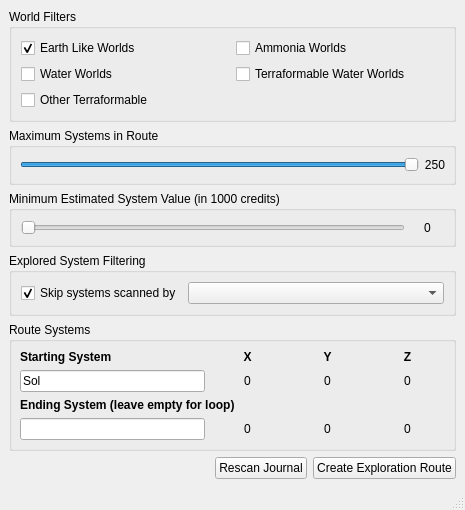
Above: src/Routers/Exploration/ValueRouter.ui from neotron/EDPathFinder before the change. Below: the same form after it.
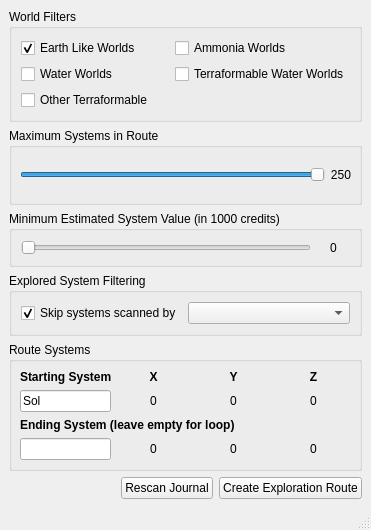
That is the form after the change. Custom widgets are drawn as their Qt base class.

The edit to the form file:
```diff
--- a/src/Routers/Exploration/ValueRouter.ui
+++ b/src/Routers/Exploration/ValueRouter.ui
@@ -6,17 +6,41 @@
    <rect>
     <x>0</x>
     <y>0</y>
-    <width>465</width>
-    <height>510</height>
+    <width>371</width>
+    <height>530</height>
    </rect>
   </property>
+  <property name="sizePolicy">
+   <sizepolicy hsizetype="Preferred" vsizetype="Preferred">
+    <horstretch>0</horstretch>
+    <verstretch>0</verstretch>
+   </sizepolicy>
+  </property>
+  <property name="minimumSize">
+   <size>
+    <width>371</width>
+    <height>530</height>
+   </size>
+  </property>
   <property name="windowTitle">
    <string>Exploration Router</string>
   </property>
   <widget class="QWidget" name="centralWidget">
+   <property name="sizePolicy">
+    <sizepolicy hsizetype="MinimumExpanding" vsizetype="MinimumExpanding">
+     <horstretch>0</horstretch>
+     <verstretch>0</verstretch>
+    </sizepolicy>
+   </property>
    <layout class="QVBoxLayout" name="verticalLayout">
     <item>
      <widget class="QGroupBox" name="groupBox">
+      <property name="sizePolicy">
+       <sizepolicy hsizetype="Preferred" vsizetype="Preferred">
+        <horstretch>0</horstretch>
+        <verstretch>0</verstretch>
+       </sizepolicy>
+      </property>
       <property name="title">
        <string>World Filters</string>
       </property>
```
Left out of the diff: 4 changed lines with no effect on the pictures.
